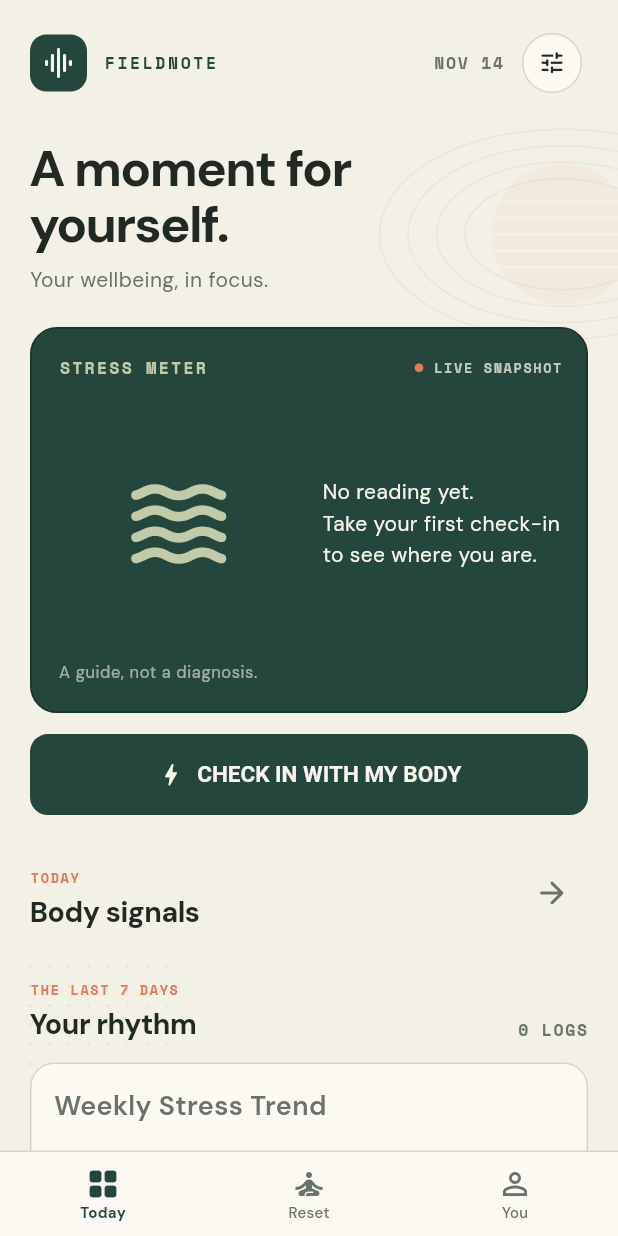
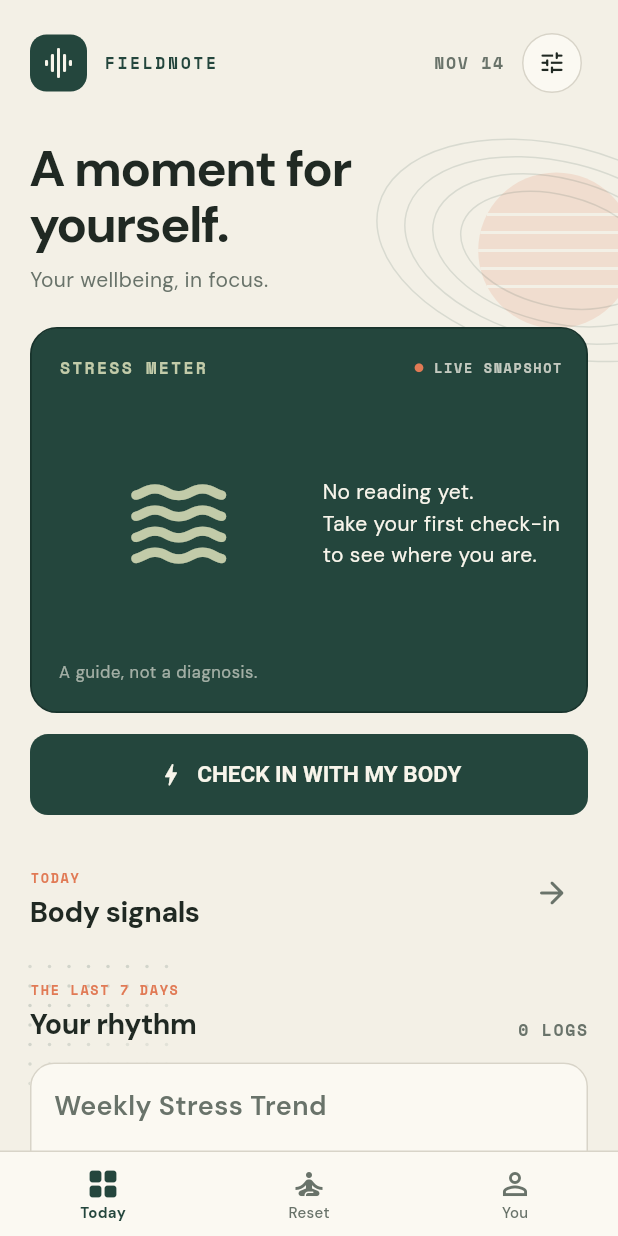
Before and after one commit to EnochJasonJ/stressPredictor, a Flutter app: the screen it shows after launch, after a tap on "Log In", after a tap on "Sign up", on a phone screen of 412 x 824 dp. Run offline on Flutter 3.47's test engine with Material 3 defaults, Android fonts, the phone set to English and light mode, and no system bars; our stand-ins replace fl_chart, flutter_image_compress, go_router, google_fonts, image_picker, shared_preferences; missing offline and left inert: health; accounts and stored records are empty.

Commit message:
Updated motion graphics in the background

```diff
--- a/stresspredictor/lib/widgets/ambient_motion_background.dart
+++ b/stresspredictor/lib/widgets/ambient_motion_background.dart
@@ -84,17 +84,17 @@ class _AmbientPainter extends CustomPainter {
   void paint(Canvas canvas, Size size) {
     if (size.isEmpty) return;
     final drift = math.sin(phase * math.pi * 2);
-    final sunCenter = Offset(size.width * 0.91, size.height * 0.2 + drift * 11);
+    final sunCenter = Offset(size.width * 0.9, size.height * 0.21 + drift * 24);
 
     // A quiet sun disc with horizontal cut lines, like a vintage print.
-    final sunPaint = Paint()..color = accent.withValues(alpha: 0.055);
-    canvas.drawCircle(sunCenter, 47, sunPaint);
+    final sunPaint = Paint()..color = accent.withValues(alpha: 0.16);
+    canvas.drawCircle(sunCenter, 52, sunPaint);
     final stripePaint = Paint()
       ..color = background
       ..strokeWidth = 2;
     for (var i = -2; i <= 2; i++) {
-      final y = sunCenter.dy + i * 11;
-      final halfWidth = math.sqrt(math.max(0, 47 * 47 - (i * 11) * (i * 11)));
+      final y = sunCenter.dy + i * 12;
+      final halfWidth = math.sqrt(math.max(0, 52 * 52 - (i * 12) * (i * 12)));
       canvas.drawLine(
         Offset(sunCenter.dx - halfWidth, y),
         Offset(sunCenter.dx + halfWidth, y),
@@ -105,7 +105,11 @@ class _AmbientPainter extends CustomPainter {
     final orbitPaint = Paint()
       ..style = PaintingStyle.stroke
       ..strokeWidth = 1
-      ..color = ink.withValues(alpha: 0.055);
+      ..color = ink.withValues(alpha: 0.13);
+    canvas.save();
+    canvas.translate(sunCenter.dx, sunCenter.dy);
+    canvas.rotate(phase * math.pi * 2);
+    canvas.translate(-sunCenter.dx, -sunCenter.dy);
     for (var i = 0; i < 4; i++) {
       canvas.drawOval(
         Rect.fromCenter(
@@ -116,6 +120,23 @@ class _AmbientPainter extends CustomPainter {
         orbitPaint,
       );
     }
+    canvas.restore();
+
+    final orbitAngle = phase * math.pi * 2;
+    final orbitDot = Offset(
+      sunCenter.dx + math.cos(orbitAngle) * 94,
+      sunCenter.dy + math.sin(orbitAngle) * 54,
+    );
+    canvas.drawCircle(
+      orbitDot,
+      4,
+      Paint()..color = accent.withValues(alpha: 0.72),
+    );
+    canvas.drawCircle(
+      orbitDot,
+      9,
+      Paint()..color = accent.withValues(alpha: 0.14),
+    );
 
     // Sparse halftone dots fade in and out very gently across the lower edge.
     final dotPaint = Paint();
@@ -125,9 +146,9 @@ class _AmbientPainter extends CustomPainter {
         final y = size.height * 0.84 + row * 13.0;
         if (x > size.width * 0.45 || y > size.height) continue;
         final pulse =
-            0.035 +
+            0.08 +
             (math.sin(phase * math.pi * 2 + row * 0.5 + column * 0.35) + 1) *
-                0.012;
+                0.045;
         dotPaint.color = ink.withValues(alpha: pulse);
         canvas.drawCircle(Offset(x, y), 1.15, dotPaint);
       }
```
